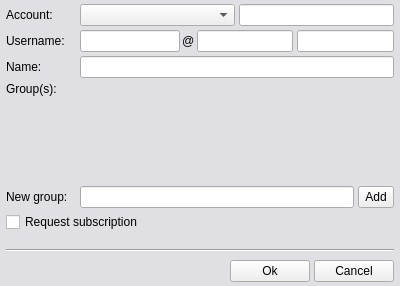
Qt form share/skins/default/contactedit.ui (itds-consulting/yate) before a commit.
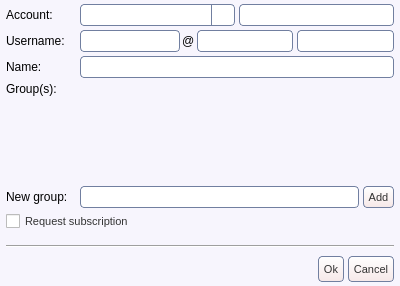
The same form after that commit. Icons and pictures are not drawn.

Commit message: Moved channel control buttons to channel item in channels list. Conference and transfer are now done from master channel and shown in its item in channels list. Changed user interface colors and shapes.

Diff of the .ui file:
```diff
--- a/share/skins/default/contactedit.ui
+++ b/share/skins/default/contactedit.ui
@@ -31,12 +31,88 @@
    <iconset>edit.png</iconset>
   </property>
   <property name="styleSheet" >
-   <string>QWidget {
-  color: black;
+   <string>QWidget#contactedit {
+  background:#f7f5fd;
 }
-QWidget#contactedit {
-  background-color:#e0dfe3;
+QLineEdit {
+  color:#333333;
+  border: 1px solid #717fa0;
+  border-radius: 4px;
 }
+QAbstractButton { font-size: 11px; color: #333333; }
+QToolButton {
+  border: 1px solid #717fa0;
+  border-radius: 4px;
+  background: qlineargradient(x1: 0, y1: 0, x2: 0, y2: 1, stop: 0 #ffffff, stop: 1 #f6e8e8);
+}
+QToolButton:hover { background: qlineargradient(x1: 0, y1: 0, x2: 0, y2: 1, stop: 0 #ffffff, stop: 1 #f9f3f3); }
+QToolButton:pressed { background: qlineargradient(x1: 0, y1: 0, x2: 0, y2: 1, stop: 0 #f6e8e8, stop: 1 #ffffff); }
+QPushButton {
+  border: 1px solid #717fa0;
+  border-radius: 4px;
+  background: qlineargradient(x1: 0, y1: 0, x2: 0, y2: 1, stop: 0 #ffffff, stop: 1 #f6e8e8);
+}
+QPushButton:hover { background: qlineargradient(x1: 0, y1: 0, x2: 0, y2: 1, stop: 0 #ffffff, stop: 1 #f9f3f3); }
+QPushButton:pressed { background: qlineargradient(x1: 0, y1: 0, x2: 0, y2: 1, stop: 0 #f6e8e8, stop: 1 #ffffff); }
+QComboBox::down-arrow { image: url(cb_arrow.png); }
+QComboBox::down-arrow:on { top: 1px; left: 1px; }
+QComboBox {
+  padding-left: 2px;
+  padding-right: 25px;
+  border: 1px solid #717fa0;
+  border-radius: 4px;
+}
+QComboBox::drop-down {
+  width: 22px;
+  border-left: 1px solid #717fa0;
+}
+QCheckBox::indicator:checked { image: url(checkbox_on.png); }
+QCheckBox::indicator:unchecked { image: url(checkbox_off.png); }
+QRadioButton::indicator:checked { image: url(radio_on.png); }
+QRadioButton::indicator:unchecked { image: url(radio_off.png); }
+QScrollBar { border: 1px solid #717fa0; background: white; }
+QScrollBar::handle {
+  background: qlineargradient(x1: 0, y1: 0, x2: 0, y2: 1, stop: 0 #ffffff, stop: 1 #f6e8e8);
+  border: 1px solid #717fa0;
+}
+QScrollBar:vertical {
+  width: 14px;
+  margin: 16px 0px 16px 0px;
+  border-top: 0px;
+  border-bottom: 0px;
+  border-right: 0px;
+}
+QScrollBar:horizontal {
+  height: 14px;
+  margin: 0px 16px 0px 16px;
+  border-left: 0px;
+  border-right: 0px;
+  border-bottom: 0px;
+}
+QScrollBar::add-line {
+  height: 13px;
+  width: 13px;
+  border: 1px solid #717fa0;
+  subcontrol-origin: margin;
+  background: qlineargradient(x1: 0, y1: 0, x2: 0, y2: 1, stop: 0 #ffffff, stop: 1 #f6e8e8);
+}
+QScrollBar::sub-line {
+  height: 13px;
+  width: 13px;
+  border: 1px solid #717fa0;
+  subcontrol-origin: margin;
+  background: qlineargradient(x1: 0, y1: 0, x2: 0, y2: 1, stop: 0 #ffffff, stop: 1 #f6e8e8);
+}
+QScrollBar::handle:vertical { border-left: 0px; border-right: 0px; }
+QScrollBar::handle:horizontal { border-top: 0px; border-bottom: 0px; }
+QScrollBar::add-line:vertical { subcontrol-position: bottom; image: url(scroll_down.png); height: 14px; }
+QScrollBar::sub-line:vertical { subcontrol-position: top; image: url(scroll_up.png); height: 14px; }
+QScrollBar::add-line:horizontal { subcontrol-position: right; image: url(scroll_right.png); width: 14px; }
+QScrollBar::sub-line:horizontal { subcontrol-position: left; image: url(scroll_left.png); width: 14px; }
+QScrollBar::up-arrow:pressed { border: 1px solid #717fa0; }
+QScrollBar::down-arrow:pressed { border: 1px solid #717fa0; }
+QScrollBar::left-arrow:pressed { border: 1px solid #717fa0; }
+QScrollBar::right-arrow:pressed { border: 1px solid #717fa0; }
 </string>
   </property>
   <property name="_yate_destroyonhide" stdset="0" >
@@ -388,6 +464,12 @@
          <height>100</height>
         </size>
        </property>
+       <property name="styleSheet" >
+        <string>QTableWidget {
+  border: 1px solid #717fa0;
+}
+</string>
+       </property>
        <property name="_yate_uiwidget" stdset="0" >
         <bool>true</bool>
        </property>
@@ -536,28 +618,82 @@
       </spacer>
      </item>
      <item>
-      <widget class="QPushButton" name="contactedit_ok" >
+      <widget class="QToolButton" name="contactedit_ok" >
+       <property name="sizePolicy" >
+        <sizepolicy vsizetype="Fixed" hsizetype="Minimum" >
+         <horstretch>0</horstretch>
+         <verstretch>0</verstretch>
+        </sizepolicy>
+       </property>
+       <property name="minimumSize" >
+        <size>
+         <width>0</width>
+         <height>26</height>
+        </size>
+       </property>
+       <property name="maximumSize" >
+        <size>
+         <width>16777215</width>
+         <height>26</height>
+        </size>
+       </property>
        <property name="text" >
         <string>Ok</string>
        </property>
        <property name="icon" >
         <iconset>ok.png</iconset>
        </property>
-       <property name="shortcut" >
-        <string>Return</string>
+       <property name="toolButtonStyle" >
+        <enum>Qt::ToolButtonTextBesideIcon</enum>
+       </property>
+       <property name="_yate_normal_icon" stdset="0" >
+        <string>ok.png</string>
+       </property>
+       <property name="_yate_pressed_icon" stdset="0" >
+        <string>ok_pressed.png</string>
+       </property>
+       <property name="_yate_hover_icon" stdset="0" >
+        <string>ok_hover.png</string>
        </property>
       </widget>
      </item>
      <item>
-      <widget class="QPushButton" name="button_hide" >
+      <widget class="QToolButton" name="button_hide" >
+       <property name="sizePolicy" >
+        <sizepolicy vsizetype="Fixed" hsizetype="Minimum" >
+         <horstretch>0</horstretch>
+         <verstretch>0</verstretch>
+        </sizepolicy>
+       </property>
+       <property name="minimumSize" >
+        <size>
+         <width>0</width>
+         <height>26</height>
+        </size>
+       </property>
+       <property name="maximumSize" >
+        <size>
+         <width>16777215</width>
+         <height>26</height>
+        </size>
+       </property>
        <property name="text" >
         <string>Cancel</string>
        </property>
        <property name="icon" >
         <iconset>close.png</iconset>
        </property>
-       <property name="shortcut" >
-        <string>Esc</string>
+       <property name="toolButtonStyle" >
+        <enum>Qt::ToolButtonTextBesideIcon</enum>
+       </property>
+       <property name="_yate_normal_icon" stdset="0" >
+        <string>cancel.png</string>
+       </property>
+       <property name="_yate_pressed_icon" stdset="0" >
+        <string>cancel_pressed.png</string>
+       </property>
+       <property name="_yate_hover_icon" stdset="0" >
+        <string>cancel_hover.png</string>
        </property>
       </widget>
      </item>
```
Left out of the diff: 4 changed lines with no effect on the pictures. The commit also changes 200 other files.
